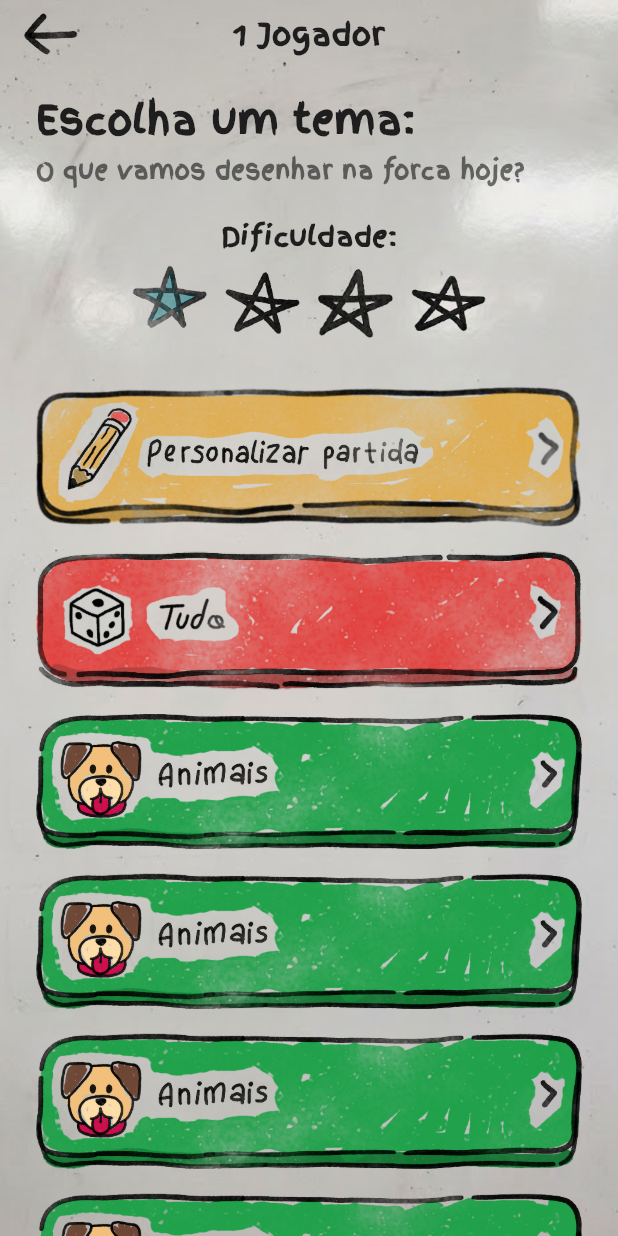
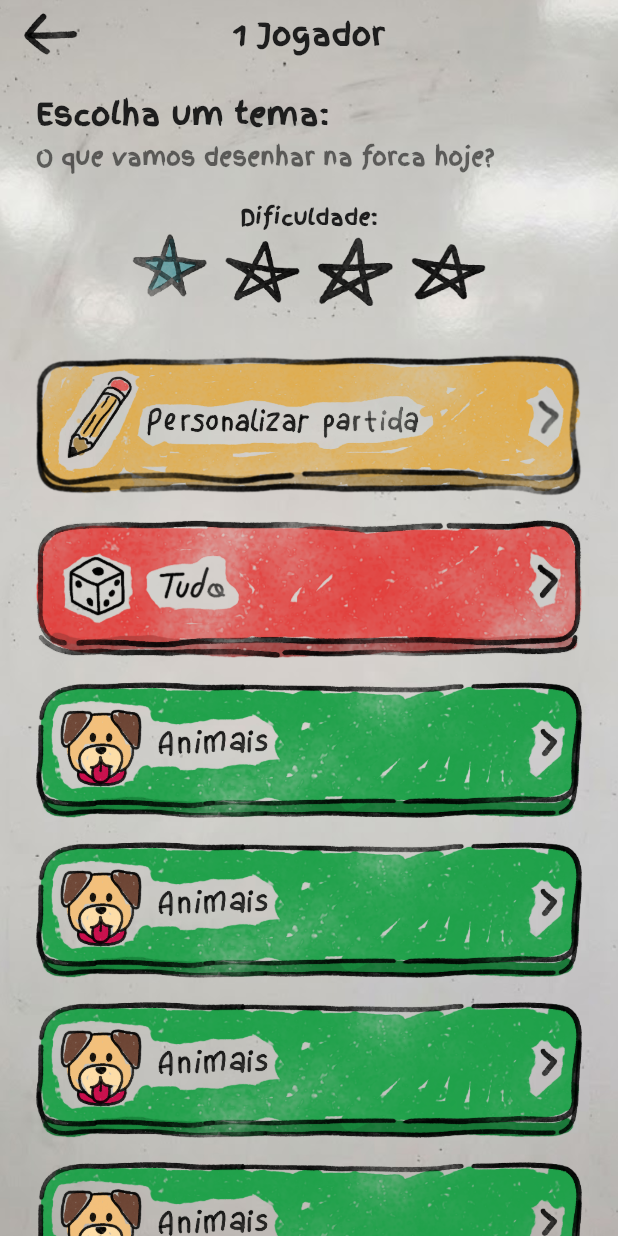
Before and after one commit to JoabPessoa/em-forca-flutter, a Flutter app: the TelaCategorias screen opened directly, on a phone screen of 412 x 824 dp. Run offline on Flutter 3.47's test engine with Material 3 defaults, Android fonts, the phone set to English and light mode, and no system bars; drawn by our look-alikes of flutter_animate; our stand-ins replace audioplayers, sqflite; accounts and stored records are empty.

Commit message:
ajustes visuais

```diff
--- a/lib/screens/tela_categorias.dart
+++ b/lib/screens/tela_categorias.dart
@@ -104,12 +104,12 @@ class _TelaCategoriasState extends State<TelaCategorias> {
         const Text(
           'Dificuldade:',
           style: TextStyle(
-            fontSize: 18,
+            fontSize: 14,
             fontWeight: FontWeight.w900,
             color: AppTema.texto,
           ),
         ).animate().fadeIn(delay: 200.ms),
-        const SizedBox(height: 8),
+        const SizedBox(height: 3),
         Row(
           mainAxisAlignment: MainAxisAlignment.center,
           children: [
@@ -174,7 +174,7 @@ class _TelaCategoriasState extends State<TelaCategorias> {
                       const Text(
                         'Escolha um tema:',
                         style: TextStyle(
-                          fontSize: 26,
+                          fontSize: 20,
                           fontWeight: FontWeight.w900,
                           color: AppTema.texto,
                         ),
@@ -183,7 +183,7 @@ class _TelaCategoriasState extends State<TelaCategorias> {
                       const Text(
                         'O que vamos desenhar na forca hoje?',
                         style: TextStyle(
-                          fontSize: 16,
+                          fontSize: 15,
                           color: Colors.black54,
                           fontWeight: FontWeight.w700,
                         ),
```
